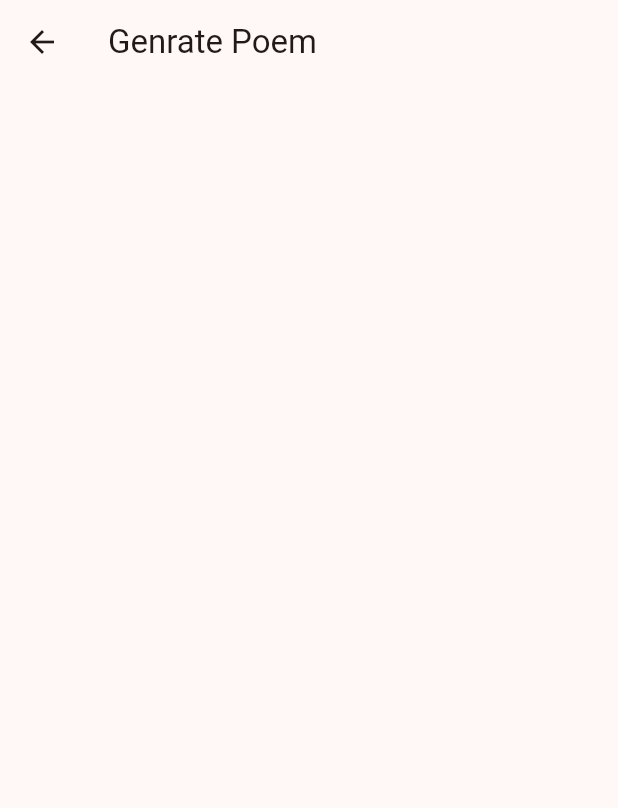
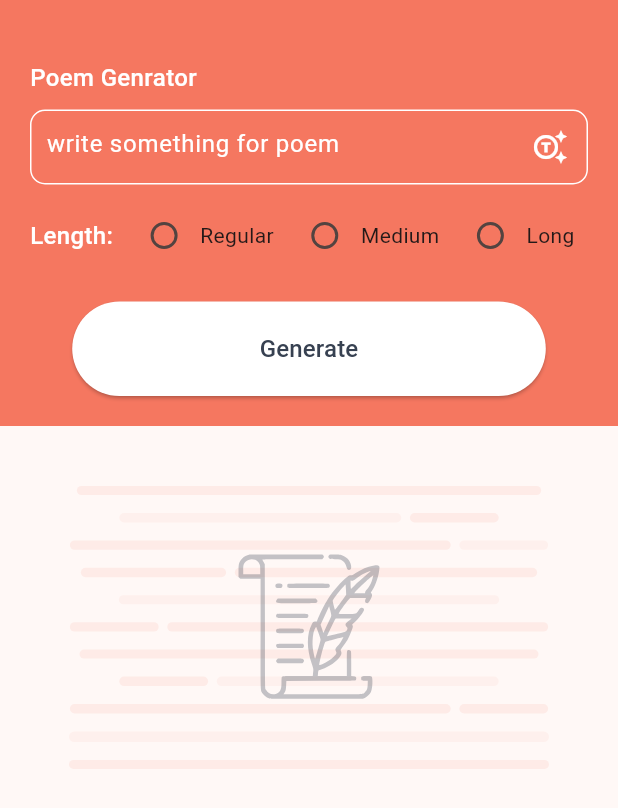
Before and after one commit to ammardev99/Poem_Generator, a Flutter app: the GenratePoem screen opened directly, on a phone screen of 412 x 824 dp. Shown: the top 808 px of the screen. Run offline on Flutter 3.47's test engine with Material 3 defaults, Android fonts, the phone set to English and light mode, and no system bars; our stand-ins replace awesome_bottom_bar, flutter_svg, get.

Commit message:
Genrate Poem Screen

```diff
--- a/lib/Screens/explore.dart
+++ b/lib/Screens/explore.dart
@@ -1,6 +1,7 @@
 import 'package:flutter/material.dart';
 import 'package:poem_generator/components/assets.dart';
 import 'package:poem_generator/components/widgets.dart';
+
 class Explore extends StatefulWidget {
   const Explore({super.key});
 
@@ -17,6 +18,7 @@ class _ExploreState extends State<Explore> {
           sizeBox(20),
           const ProfileWelcom(),
           sizeBox(20),
+
           searchBar(),
           //////////////////
           ///
@@ -27,26 +29,14 @@ class _ExploreState extends State<Explore> {
 
   Container searchBar() {
     return Container(
-      decoration: BoxDecoration(
-          color: whiteColor,
-          borderRadius: BorderRadius.circular(10),
-          border: Border.all(color: primaryColor03)),
+      decoration: searchDecoration(whiteColor, primaryColor03),
       margin: const EdgeInsets.symmetric(horizontal: 20),
       child: TextField(
-        decoration: InputDecoration(
-          hintText: "Search",
-          contentPadding:
-              const EdgeInsets.symmetric(horizontal: 10, vertical: 10),
-          suffixIcon: GestureDetector(
-            onTap: () {},
-            child: const Icon(
-              Icons.search,
-            ),
-          ),
-          border: InputBorder.none,
-          fillColor: primaryColor,
-          focusColor: primaryColor,
-        ),
+        decoration: searchStyle("Search ...", primaryColor, primaryColor03, Icons.search),
+        cursorColor: primaryColor,
+        style: TextStyle(color: secondaryColor),
+        autocorrect: true,
+        enableSuggestions: true,
       ),
     );
   }
--- a/lib/Screens/genrate.dart
+++ b/lib/Screens/genrate.dart
@@ -1,12 +1,142 @@
 import 'package:flutter/material.dart';
-class GenratePoem extends StatelessWidget {
+import 'package:flutter_svg/flutter_svg.dart';
+import 'package:poem_generator/components/assets.dart';
+import 'package:poem_generator/components/widgets.dart';
+
+class GenratePoem extends StatefulWidget {
   const GenratePoem({super.key});
+
+  @override
+  State<GenratePoem> createState() => _GenratePoemState();
+}
+
+class _GenratePoemState extends State<GenratePoem> {
+  String getlength = "";
 
   @override
   Widget build(BuildContext context) {
     return Scaffold(
-      appBar: AppBar(
-        title: const Text("Genrate Poem"),
+      body: SingleChildScrollView(
+        scrollDirection: Axis.vertical,
+        child: Column(
+          children: [
+            // top option
+            Container(
+              padding: const EdgeInsets.symmetric(horizontal: 20),
+              width: MediaQuery.of(context).size.width,
+              color: primaryColor,
+              child: Column(
+                crossAxisAlignment: CrossAxisAlignment.start,
+                children: [
+                  sizeBox(40),
+                  myHeading("Poem Genrator", whiteColor),
+                  const SizedBox(
+                    height: 10,
+                  ),
+                  getPromote("write something for poem"),
+                  const SizedBox(
+                    height: 10,
+                  ),
+                  selectLength(),
+                  const SizedBox(
+                    height: 20,
+                  ),
+                  Row(
+                    mainAxisAlignment: MainAxisAlignment.spaceEvenly,
+                    children: [
+                      ElevatedButton(
+                        onPressed: () {},
+                        style: ButtonStyle(
+                          backgroundColor:
+                              MaterialStatePropertyAll(whiteColor),
+                          padding: const MaterialStatePropertyAll(
+                              EdgeInsets.symmetric(
+                                  horizontal: 125, vertical: 20)),
+                        ),
+                        child: myHeading("Generate", secondaryColor),
+                      ),
+                    ],
+                  ),
+                  const SizedBox(
+                    height: 20,
+                  ),
+                ],
+              ),
+            ),
+
+            sizeBox(40),
+
+            // Genrate poem here
+            SvgPicture.asset('images/empty.svg'),
+          ],
+        ),
+      ),
+    );
+  }
+
+  Row selectLength() {
+    return Row(
+      children: [
+        myHeading("Length:", whiteColor),
+        sizeBox(10),
+        Expanded(
+          child: Row(
+            children: [
+              Radio(
+                activeColor: whiteColor,
+                splashRadius: 0,
+                value: "Regular",
+                groupValue: getlength,
+                onChanged: (value) {
+                  setState(() {
+                    getlength = value!;
+                  });
+                },
+              ),
+              const Text('Regular'),
+              sizeBox(10),
+              Radio(
+                activeColor: whiteColor,
+                splashRadius: 0,
+                value: "Medium",
+                groupValue: getlength,
+                onChanged: (value) {
+                  setState(() {
+                    getlength = value!;
+                  });
+                },
+              ),
+              const Text('Medium'),
+              sizeBox(10),
+              Radio(
+                activeColor: whiteColor,
+                splashRadius: 0,
+                value: "Long",
+                groupValue: getlength,
+                onChanged: (value) {
+                  setState(() {
+                    getlength = value!;
+                  });
+                },
+              ),
+              const Text('Long'),
+            ],
+          ),
+        ),
+      ],
+    );
+  }
+
+  Container getPromote(String promote) {
+    return Container(
+      decoration: searchDecoration(primaryColor, whiteColor),
+      child: TextField(
+        decoration: searchStyle(promote, whiteColor, primaryColor,
+            Icons.generating_tokens_outlined),
+        cursorColor: whiteColor,
+        style: TextStyle(color: whiteColor),
+        autocorrect: true,
+        enableSuggestions: true,
       ),
     );
   }
--- a/lib/components/assets.dart
+++ b/lib/components/assets.dart
@@ -1,4 +1,5 @@
 import 'package:flutter/material.dart';
+
 // App Colors
 Color primaryColor = const Color(0xFFF57760);
 Color primaryColor03 = primaryColor.withOpacity(0.3);
@@ -45,3 +46,29 @@ InputDecoration inputStyle(
     ),
   );
 }
+
+// Search container
+Decoration searchDecoration(Color color, Color borderColor) {
+  return BoxDecoration(
+      color: color,
+      borderRadius: BorderRadius.circular(10),
+      border: Border.all(color: borderColor));
+}
+
+InputDecoration searchStyle(String hint, Color hintColor, Color fillColor , IconData icon ) {
+  return InputDecoration(
+    hintText: hint,
+    hintStyle: TextStyle(color: hintColor, fontWeight: FontWeight.normal),
+    contentPadding: const EdgeInsets.symmetric(horizontal: 10, vertical: 10),
+    suffixIcon: GestureDetector(
+      onTap: () {},
+      child:  Icon(
+        icon,
+        color: hintColor,
+      ),
+    ),
+    border: InputBorder.none,
+    fillColor: fillColor,
+    focusColor: borderColor,
+  );
+}
--- a/lib/components/widgets.dart
+++ b/lib/components/widgets.dart
@@ -92,10 +92,10 @@ Widget menuOption(IconData icon, String txt, BuildContext context, [page]) {
       leading: Icon(icon),
       iconColor: primaryColor,
       title: myHeading(txt, page == null ? Colors.black12 : secondaryColor),
-      trailing: Icon(
-        Icons.chevron_right,
-        color: page == null ? Colors.grey : primaryColor03,
-      ),
+      // trailing: Icon(
+      //   Icons.chevron_right,
+      //   color: page == null ? Colors.grey : primaryColor03,
+      // ),
       onTap: () {
         page == null
             ? ScaffoldMessenger.of(context).showSnackBar(SnackBar(
```
Also changed, not shown: images/empty.svg (added).
